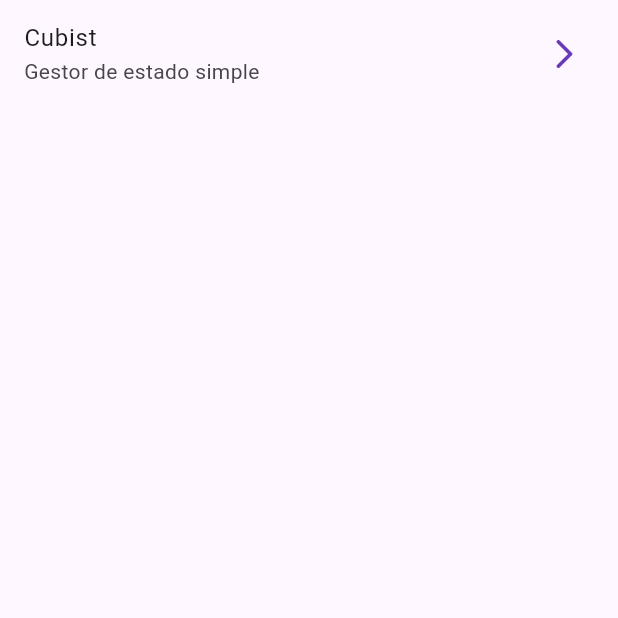
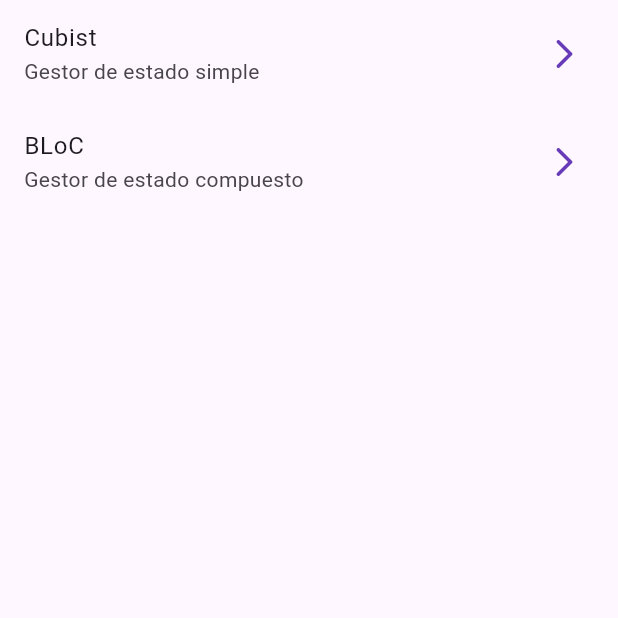
Before and after one commit to AbinadiST/forms_app, a Flutter app: the screen it shows after launch, on a phone screen of 412 x 824 dp, the top half of it. Run offline on Flutter 3.47's test engine with Material 3 defaults, Android fonts, the phone set to English and light mode, and no system bars; our stand-ins replace equatable, flutter_bloc, go_router.

Commit message:
BLoC y Flutter BLoC

```diff
--- a/lib/config/router/app_router.dart
+++ b/lib/config/router/app_router.dart
@@ -19,5 +19,10 @@ final appRouter = GoRouter(
       builder: (context, state) => const CubitCounterScreen(),
     ),
 
+    GoRoute(
+      path: '/counter-bloc',
+      builder: (context, state) => const BlocCounterScreen(),
+    ),
+
   ]
 );
--- a/lib/presentation/screens/home_screen.dart
+++ b/lib/presentation/screens/home_screen.dart
@@ -12,11 +12,19 @@ class HomeScreen extends StatelessWidget {
       body: ListView(
 
         children: [
+
           ListTile(
             title: const Text('Cubist'),
             subtitle: const Text('Gestor de estado simple'),
             trailing: const Icon( Icons.arrow_forward_ios_rounded ),
             onTap: () => context.push('/cubits'),
+          ),
+
+          ListTile(
+            title: const Text('BLoC'),
+            subtitle: const Text('Gestor de estado compuesto'),
+            trailing: const Icon( Icons.arrow_forward_ios_rounded ),
+            onTap: () => context.push('/counter-bloc'),
           )
         ],
       ),
```
Also changed, not shown: lib/presentation/blocs/counter_bloc/counter_bloc.dart (added, +19 -0 lines), lib/presentation/blocs/counter_bloc/counter_event.dart (added, +14 -0 lines), lib/presentation/blocs/counter_bloc/counter_state.dart (added, +25 -0 lines).
